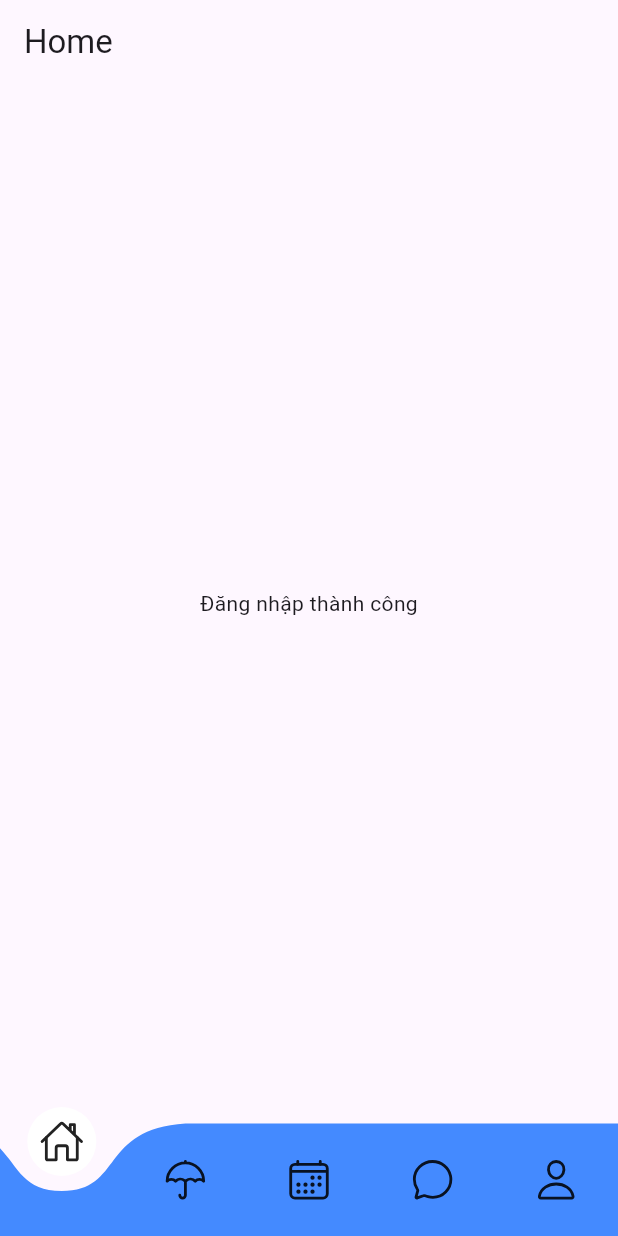
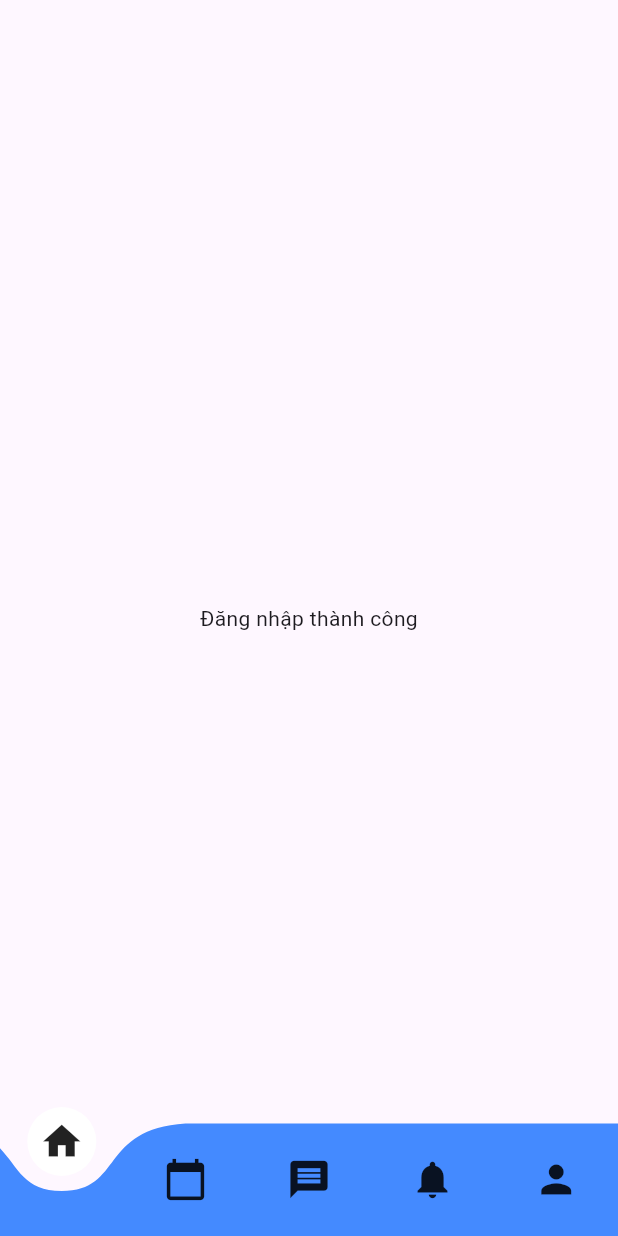
Before and after one commit to sisternia/tour-travel, a Flutter app: the screen it shows after launch, on a phone screen of 412 x 824 dp. Run offline on Flutter 3.47's test engine with Material 3 defaults, Android fonts, the phone set to English and light mode, and no system bars; drawn by our look-alikes of curved_navigation_bar; our stand-ins replace ionicons.

Commit message:
Update Tour Screen (2)

```diff
--- a/tour-fe/lib/presentation/screens/home_screen.dart
+++ b/tour-fe/lib/presentation/screens/home_screen.dart
@@ -1,4 +1,4 @@
-// lib/presentation/screens/home_screen.dart
+// lib/presentation/screens/HomeScreen.dart
 import 'package:flutter/material.dart';
 import '../widgets/NavigationBar.dart';
 
@@ -7,12 +7,8 @@ class HomeScreen extends StatelessWidget {
 
   @override
   Widget build(BuildContext context) {
-    return NavigationBarWidget(
-      currentIndex: 0,
-      body: Scaffold(
-        appBar: AppBar(title: const Text('Home')),
-        body: const Center(child: Text('Đăng nhập thành công')),
-      ),
+    return const NavigationBarWidget(
+      body: Center(child: Text('Đăng nhập thành công')),
     );
   }
 }
--- a/tour-fe/lib/presentation/screens/tourist_spot_screen.dart
+++ b/tour-fe/lib/presentation/screens/tourist_spot_screen.dart
@@ -1,6 +1,5 @@
 // lib/presentation/screens/tourist_spot_screen.dart
 import 'package:flutter/material.dart';
-import '../widgets/NavigationBar.dart';
 import '../widgets/Card.dart';
 import '../widgets/Category.dart';
 import '../../core/constants/color.dart';
@@ -89,9 +88,7 @@ class _TouristSpotScreenState extends State<TouristSpotScreen> {
 
   @override
   Widget build(BuildContext context) {
-    return NavigationBarWidget(
-      currentIndex: 1,
-      body: Scaffold(
+    return Scaffold(
       backgroundColor: Colors.white,
       body: SafeArea(
         child: SingleChildScrollView(
@@ -132,7 +129,6 @@ class _TouristSpotScreenState extends State<TouristSpotScreen> {
           ),
         ),
       ),
-      ),
     );
   }
 }
--- a/tour-fe/lib/presentation/widgets/NavigationBar.dart
+++ b/tour-fe/lib/presentation/widgets/NavigationBar.dart
@@ -1,74 +1,51 @@
 // lib/presentation/widgets/NavigationBar.dart
 import 'package:flutter/material.dart';
 import 'package:curved_navigation_bar/curved_navigation_bar.dart';
-import 'package:ionicons/ionicons.dart';
 import '../screens/home_screen.dart';
+// import '../screens/profile_screen.dart';
 import '../screens/tourist_spot_screen.dart';
 
 class NavigationBarWidget extends StatefulWidget {
-  final Widget body;
-  final int currentIndex;
-  const NavigationBarWidget(
-      {super.key, required this.body, required this.currentIndex});
+  final Widget? body; // cho phép null
+  const NavigationBarWidget({super.key, this.body});
 
   @override
   State<NavigationBarWidget> createState() => _NavigationBarWidgetState();
 }
 
 class _NavigationBarWidgetState extends State<NavigationBarWidget> {
-  late int _page;
+  int _page = 0;
   final GlobalKey<CurvedNavigationBarState> _bottomNavigationKey = GlobalKey();
 
-  final List<Icon> _items = const [
-    Icon(Ionicons.home_outline, size: 30),
-    Icon(Ionicons.umbrella_outline, size: 30),
-    Icon(Ionicons.calendar_outline, size: 30),
-    Icon(Ionicons.chatbubble_outline, size: 30),
-    Icon(Ionicons.person_outline, size: 30),
-  ];
+  late final List<Widget> _screens;
 
   @override
   void initState() {
     super.initState();
-    _page = widget.currentIndex;
+    _screens = [
+      widget.body ?? const HomeScreen(),
+      const TouristSpotScreen(),
+      // const Center(child: Text('Calendar')),
+      const Center(child: Text('Messages')),
+      const Center(child: Text('Notifications')),
+      // const ProfileScreen(),
+      const Center(child: Text('Profile')),
+    ];
   }
 
-  void _navigateToPage(int index) {
-    if (index == _page) return;
-
-    Widget target;
-    switch (index) {
-      case 0:
-        target = const HomeScreen();
-        break;
-      case 1:
-        target = const TouristSpotScreen();
-        break;
-      default:
-        setState(() {
-          _page = index;
-        });
-        return;
-    }
-
-    setState(() {
-      _page = index;
-    });
-    Future.delayed(const Duration(milliseconds: 600), () {
-      Navigator.pushReplacement(
-        context,
-        PageRouteBuilder(
-          pageBuilder: (_, __, ___) => target,
-          transitionDuration: Duration.zero,
-          reverseTransitionDuration: Duration.zero,
-        ),
-      );
-    });
-  }
+  final List<Icon> _items = const [
+    Icon(Icons.home, size: 30),
+    Icon(Icons.calendar_today, size: 30),
+    Icon(Icons.message, size: 30),
+    Icon(Icons.notifications, size: 30),
+    Icon(Icons.person, size: 30),
+  ];
 
   @override
   Widget build(BuildContext context) {
     return Scaffold(
+      extendBody: true,
+      body: _screens[_page],
       bottomNavigationBar: CurvedNavigationBar(
         key: _bottomNavigationKey,
         items: _items,
@@ -76,9 +53,8 @@ class _NavigationBarWidgetState extends State<NavigationBarWidget> {
         backgroundColor: Colors.transparent,
         color: Colors.blueAccent,
         buttonBackgroundColor: Colors.white,
-        onTap: _navigateToPage,
+        onTap: (index) => setState(() => _page = index),
       ),
-      body: widget.body,
     );
   }
 }
```
Also changed, not shown: tour-fe/lib/presentation/screens/details_card_screen.dart (+18 -15 lines). Lines whose indentation alone changed are shown as unchanged.
